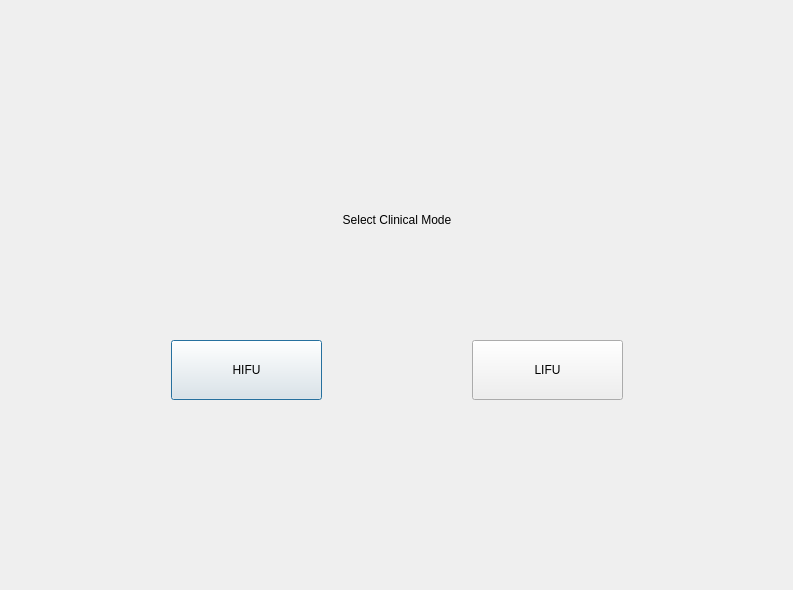
First picture: the form in choosetype.ui, repository wangmeng08/BCI, before the edit.
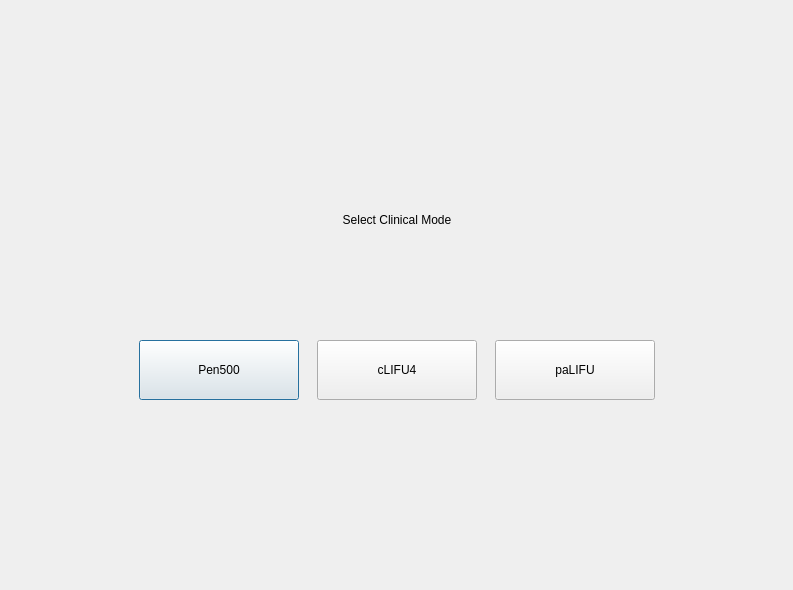
Second picture: the form after the edit.

```diff
--- a/choosetype.ui
+++ b/choosetype.ui
@@ -44,7 +44,7 @@
     <widget class="QWidget" name="widget" native="true">
      <property name="minimumSize">
       <size>
-       <width>500</width>
+       <width>600</width>
        <height>300</height>
       </size>
      </property>
@@ -76,7 +76,7 @@
       </item>
       <item>
        <widget class="QWidget" name="widget_2" native="true">
-        <layout class="QHBoxLayout" name="horizontalLayout" stretch="1,1,1">
+        <layout class="QHBoxLayout" name="horizontalLayout" stretch="1,0,1">
          <property name="spacing">
           <number>0</number>
          </property>
@@ -107,22 +107,22 @@
             </size>
            </property>
            <property name="text">
-            <string>HIFU</string>
+            <string>Pen500</string>
            </property>
           </widget>
          </item>
          <item>
-          <spacer name="horizontalSpacer_3">
-           <property name="orientation">
-            <enum>Qt::Horizontal</enum>
-           </property>
-           <property name="sizeHint" stdset="0">
+          <widget class="QPushButton" name="btnLIFUC">
+           <property name="maximumSize">
             <size>
-             <width>40</width>
-             <height>20</height>
+             <width>160</width>
+             <height>60</height>
             </size>
            </property>
-          </spacer>
+           <property name="text">
+            <string>cLIFU4</string>
+           </property>
+          </widget>
          </item>
          <item>
           <widget class="QPushButton" name="btnLIFU">
@@ -139,7 +139,7 @@
             </size>
            </property>
            <property name="text">
-            <string>LIFU</string>
+            <string>paLIFU</string>
            </property>
           </widget>
          </item>
```
Left out of the diff: 4 changed lines with no effect on the pictures.
